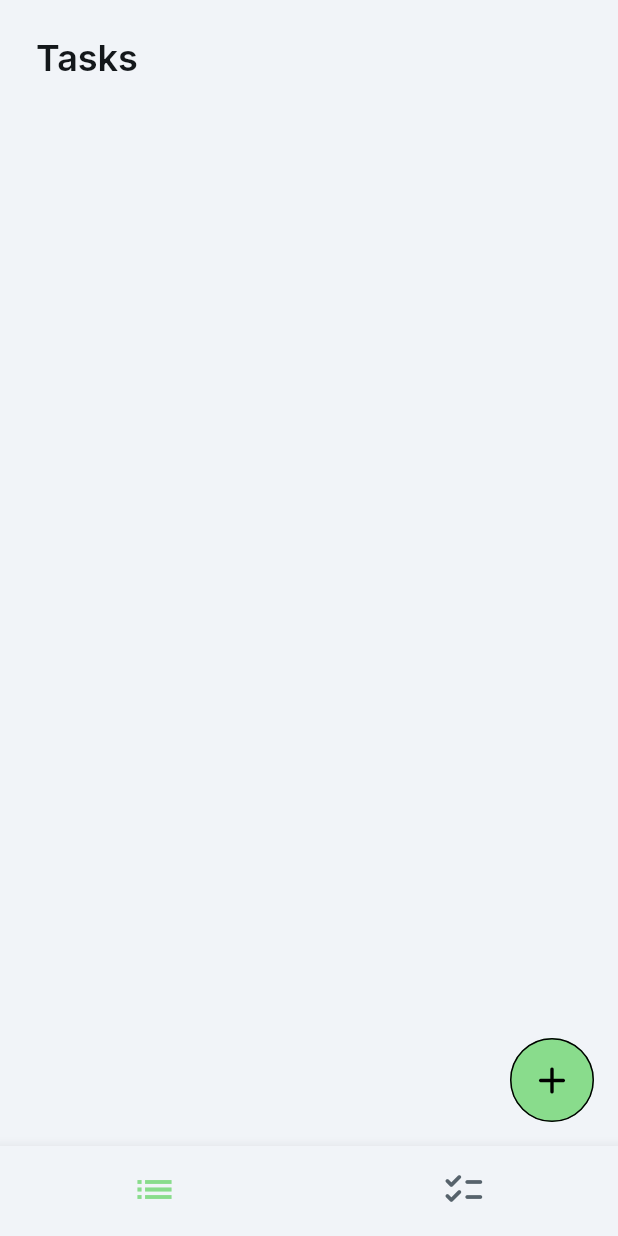
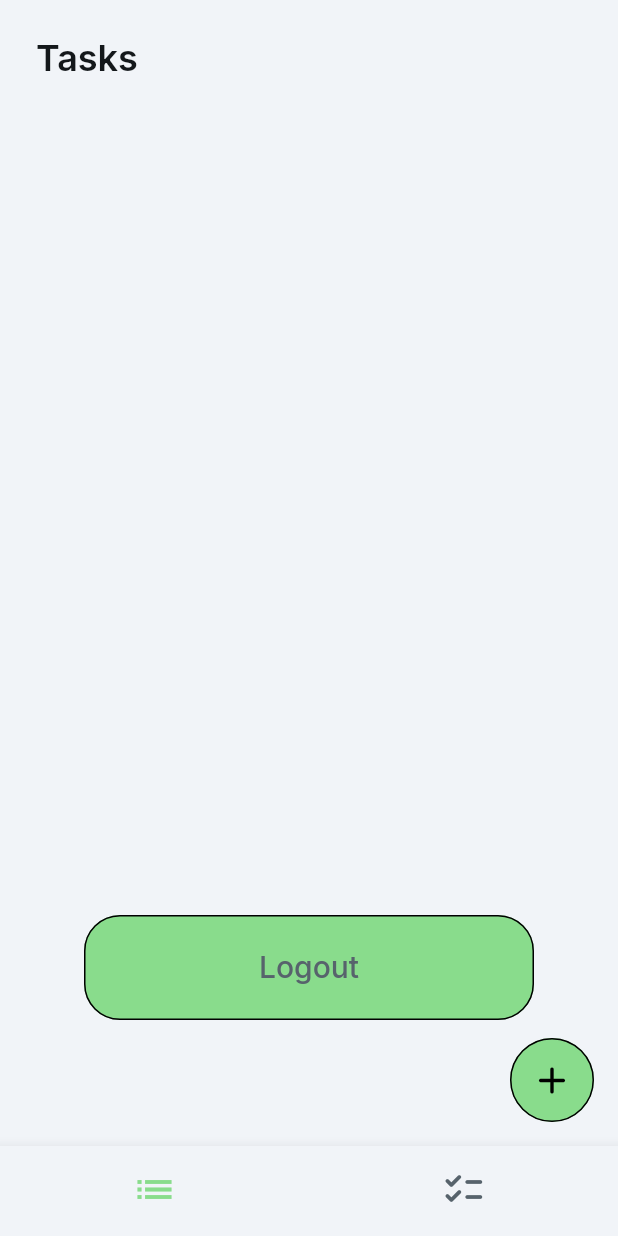
Before and after one commit to ThomasTorres2024/TodoApp-FlutterFlow, a Flutter app: the screen it shows once a user with an empty profile is signed in, on a phone screen of 412 x 824 dp. Run offline on Flutter 3.47's test engine with Material 3 defaults, Android fonts, the phone set to English and light mode, and no system bars; drawn by our look-alikes of auto_size_text; our stand-ins replace cloud_firestore, easy_debounce, file_picker, firebase_auth, firebase_core, firebase_storage and 13 more; missing offline and left inert: json_path, mime_type; accounts and stored records are empty.

Commit message:
(Part 7, push back to GitHub) I added a logout button

```diff
--- a/lib/tasks/tasks_widget.dart
+++ b/lib/tasks/tasks_widget.dart
@@ -4,6 +4,7 @@ import '/components/add_task_widget.dart';
 import '/components/task_widget.dart';
 import '/flutter_flow/flutter_flow_theme.dart';
 import '/flutter_flow/flutter_flow_util.dart';
+import '/flutter_flow/flutter_flow_widgets.dart';
 import '/index.dart';
 import 'package:flutter/material.dart';
 import 'package:google_fonts/google_fonts.dart';
@@ -231,6 +232,56 @@ class _TasksWidgetState extends State<TasksWidget> {
                     },
                   ),
                 ),
+                Row(
+                  mainAxisSize: MainAxisSize.max,
+                  mainAxisAlignment: MainAxisAlignment.center,
+                  children: [
+                    Padding(
+                      padding:
+                          EdgeInsetsDirectional.fromSTEB(0.0, 0.0, 0.0, 60.0),
+                      child: FFButtonWidget(
+                        onPressed: () async {
+                          GoRouter.of(context).prepareAuthEvent();
+                          await authManager.signOut();
+                          GoRouter.of(context).clearRedirectLocation();
+
+                          context.goNamedAuth(
+                              LoginWidget.routeName, context.mounted);
+                        },
+                        text: 'Logout',
+                        options: FFButtonOptions(
+                          width: 300.0,
+                          height: 70.0,
+                          padding: EdgeInsetsDirectional.fromSTEB(
+                              16.0, 0.0, 16.0, 0.0),
+                          iconPadding: EdgeInsetsDirectional.fromSTEB(
+                              0.0, 0.0, 0.0, 0.0),
+                          color: FlutterFlowTheme.of(context).primary,
+                          textStyle:
+                              FlutterFlowTheme.of(context).labelMedium.override(
+                                    font: GoogleFonts.inter(
+                                      fontWeight: FontWeight.w500,
+                                      fontStyle: FlutterFlowTheme.of(context)
+                                          .labelMedium
+                                          .fontStyle,
+                                    ),
+                                    fontSize: 20.0,
+                                    letterSpacing: 0.0,
+                                    fontWeight: FontWeight.w500,
+                                    fontStyle: FlutterFlowTheme.of(context)
+                                        .labelMedium
+                                        .fontStyle,
+                                  ),
+                          elevation: 0.0,
+                          borderSide: BorderSide(
+                            color: Colors.black,
+                          ),
+                          borderRadius: BorderRadius.circular(24.0),
+                        ),
+                      ),
+                    ),
+                  ],
+                ),
               ].divide(SizedBox(height: 1.0)),
             ),
           ),
```
